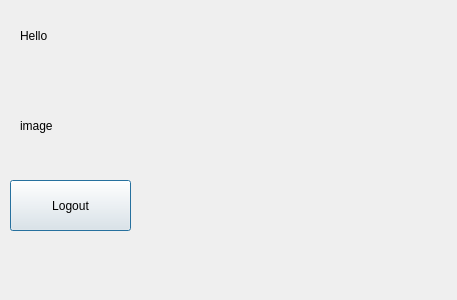
Qt form welcomewindow.ui (Webyy01/CinemaProject) before a commit.
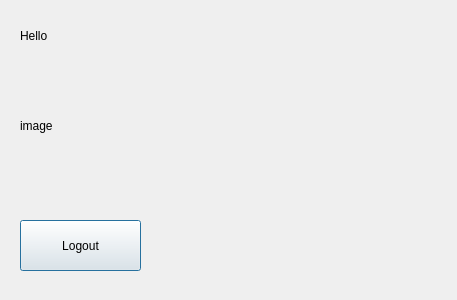
The same form after that commit.

What changed in the file:
```diff
--- a/welcomewindow.ui
+++ b/welcomewindow.ui
@@ -42,8 +42,8 @@
   <widget class="QPushButton" name="logoutButton">
    <property name="geometry">
     <rect>
-     <x>10</x>
-     <y>180</y>
+     <x>20</x>
+     <y>220</y>
      <width>121</width>
      <height>51</height>
     </rect>
```
